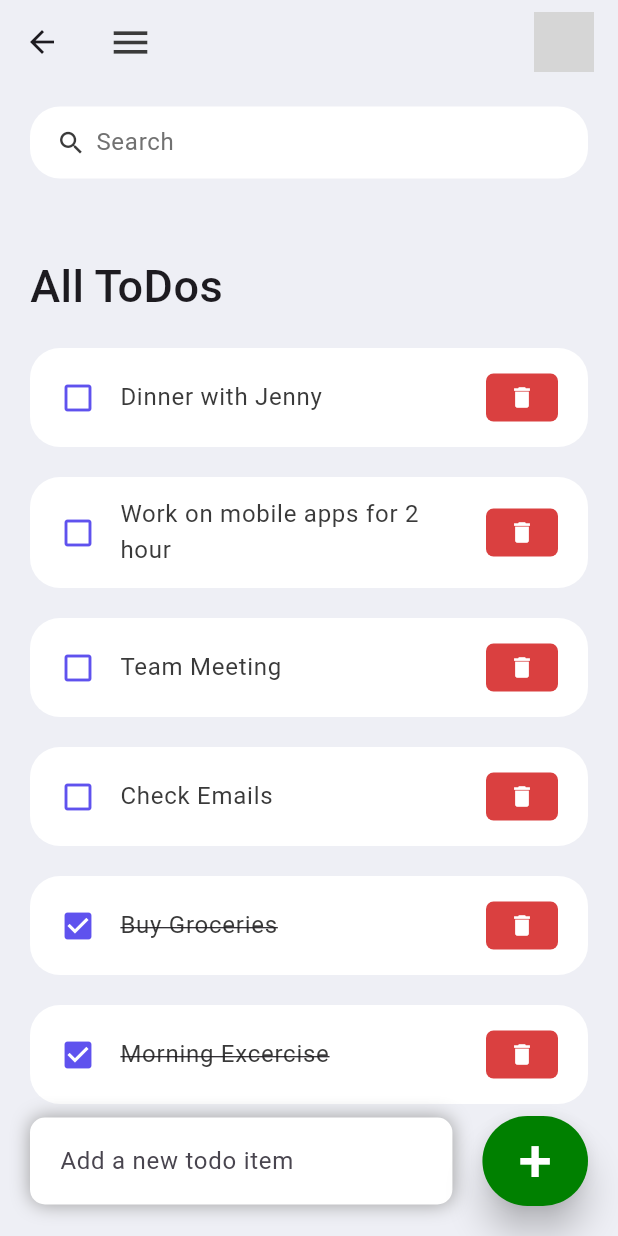
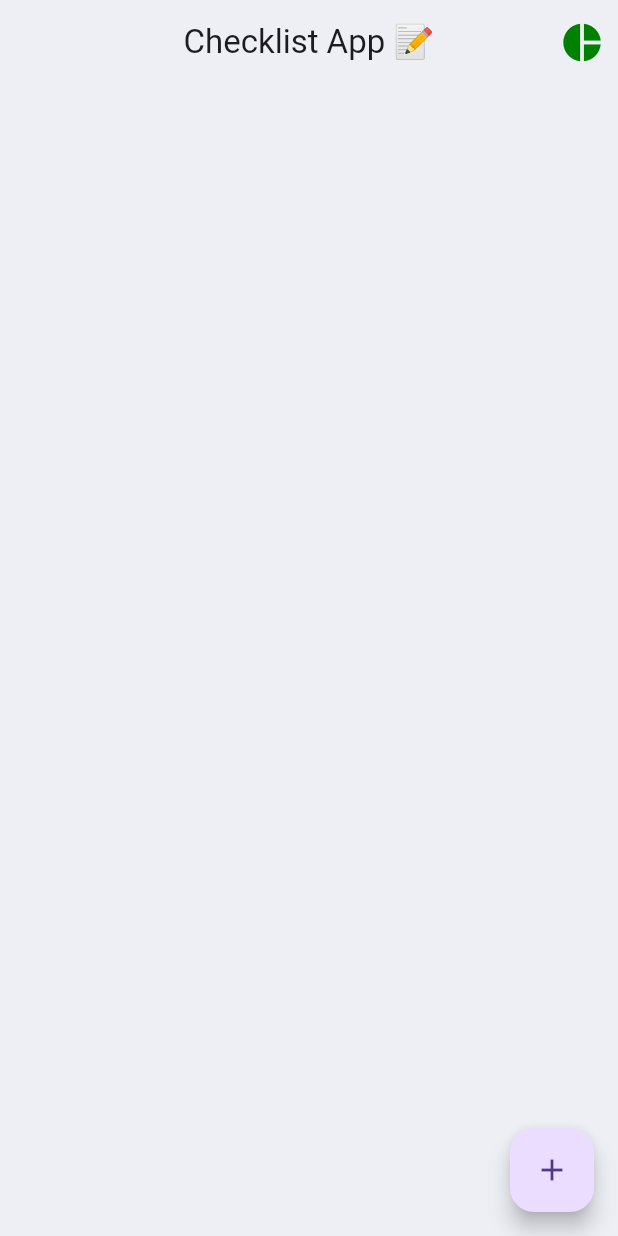
Before and after one commit to nidavan/Todo_List, a Flutter app: the Home screen opened directly, on a phone screen of 412 x 824 dp. Run offline on Flutter 3.47's test engine with Material 3 defaults, Android fonts, the phone set to English and light mode, and no system bars; our stand-ins replace bloc, fl_chart, flutter_bloc, hive; accounts and stored records are empty; grey boxes are pictures that could not be loaded.

Commit message:
update todo

```diff
--- a/checklist_app/lib/constants/colors.dart
+++ b/checklist_app/lib/constants/colors.dart
@@ -9,3 +9,4 @@ const Color grey = Color(0xFF717171);
 const Color bGColor = Color(0xFFEEEFF5);
 const Color green = Color(0xFF008000);
 const Color white = Color(0xFFFFFFFF);
+const Color orange = Color(0xFFFF9900);
--- a/checklist_app/lib/model/todo.dart
+++ b/checklist_app/lib/model/todo.dart
@@ -2,21 +2,12 @@ class ToDo {
   String? id;
   String? todoText;
   bool isDone;
+  int priority;
 
   ToDo({
     required this.id,
     required this.todoText,
     this.isDone = false,
+    this.priority = 0, // 0 = High, 2 = Medium, 2 = Low
   });
-
-  static List<ToDo> todoList() {
-    return [
-      ToDo(id: '01', todoText: 'Morning Excercise', isDone: true ),
-      ToDo(id: '02', todoText: 'Buy Groceries', isDone: true ),
-      ToDo(id: '03', todoText: 'Check Emails', ),
-      ToDo(id: '04', todoText: 'Team Meeting', ),
-      ToDo(id: '05', todoText: 'Work on mobile apps for 2 hour', ),
-      ToDo(id: '06', todoText: 'Dinner with Jenny', ),
-    ];
-  }
 }
--- a/checklist_app/lib/screen/home.dart
+++ b/checklist_app/lib/screen/home.dart
@@ -1,24 +1,24 @@
+
 import 'package:flutter/material.dart';
-
+import 'package:checklist_app/screen/dashboard.dart';
 import '../model/todo.dart';
 import '../constants/colors.dart';
 import '../widgets/todo_item.dart';
 
 class Home extends StatefulWidget {
-  Home({Key? key}) : super(key: key);
+  const Home({super.key});
 
   @override
   State<Home> createState() => _HomeState();
 }
 
 class _HomeState extends State<Home> {
-  final todosList = ToDo.todoList();
-  List<ToDo> _foundToDo = [];
+  List<ToDo> todosList = [];
+  int _priority = 3;
   final _todoController = TextEditingController();
 
   @override
   void initState() {
-    _foundToDo = todosList;
     super.initState();
   }
 
@@ -27,29 +27,16 @@ class _HomeState extends State<Home> {
     return Scaffold(
       backgroundColor: bGColor,
       appBar: _buildAppBar(),
-      body: Stack(
-        children: [
-          Container(
-            padding: EdgeInsets.symmetric(horizontal: 20, vertical: 15),
+      body: Container(
+          padding: const EdgeInsets.symmetric(horizontal: 20, vertical: 15),
           child: Column(
               children: [
-                searchBox(),
                 Expanded(
                   child: ListView(
                     children: [
-                      Container(
-                        margin: EdgeInsets.only(top: 50, bottom: 20),
-                        child: Text(
-                          'All ToDos',
-                          style: TextStyle(
-                            fontSize: 30,
-                            fontWeight: FontWeight.w500,
-                          ),
-                        ),
-                      ),
-                      for (ToDo todoo in _foundToDo.reversed)
+                      for (ToDo todo in todosList.reversed)
                         ToDoItem(
-                          todo: todoo,
+                          todo: todo,
                           onToDoChanged: _handleToDoChange,
                           onDeleteItem: _deleteToDoItem,
                         ),
@@ -59,57 +46,90 @@ class _HomeState extends State<Home> {
               ],
             ),
       ),
-          Align(
-            alignment: Alignment.bottomCenter,
-            child: Row(
+      floatingActionButton: FloatingActionButton(
+        onPressed: () => _addTodoDialog(context),
+        child: const Icon(Icons.add),
+      ),
+    );
+  }
+
+  void _addTodoDialog(BuildContext context) {
+    showDialog(
+      context: context,
+      builder: (_) {
+        int localPriority = _priority;
+        bool isTextFieldEmpty = false;
+        final List<String> options = ['🔥 High', '⚡ Medium', '🌿 Low'];
+        return StatefulBuilder(
+          builder: (context, setStateDialog) {
+            return AlertDialog(
+              title: const Text('Add Task'),
+              content: Column(
+                mainAxisSize: MainAxisSize.min,
                 children: [
-                Expanded(
-                  child: Container(
-                    margin: EdgeInsets.only(bottom: 20, right: 20, left: 20),
-                    padding: EdgeInsets.symmetric(horizontal: 20, vertical: 5),
-                    decoration: BoxDecoration(
-                      color: Colors.white,
-                      boxShadow: const [
-                        BoxShadow(
-                          color: Colors.grey,
-                          offset: Offset(0.0, 0.0),
-                          blurRadius: 10.0,
-                          spreadRadius: 0.0,
-                        ),
-                      ],
-                      borderRadius: BorderRadius.circular(10),
-                    ),
-                    child: TextField(
+                  TextField(
                     controller: _todoController,
                     decoration: InputDecoration(
-                        hintText: 'Add a new todo item',
-                        border: InputBorder.none,
+                      labelText: 'Task title',
+                      errorText: isTextFieldEmpty ? 'Please enter a task title' : null,
+
                     ),
+
                   ),
-                  ),
-                ),
-                Container(
-                  margin: EdgeInsets.only(bottom: 20, right: 20),
-                  child: ElevatedButton(
-                    onPressed: () {
-                      _addToDoItem(_todoController.text);
+                  const SizedBox(height: 10),
+                  Wrap(
+                    spacing: 2.0,
+                    children: List<Widget>.generate(options.length, (int index) {
+                      return ChoiceChip(
+                        padding: EdgeInsets.zero,
+                        shape: CircleBorder(),
+                        label: Text(options[index]),
+                        selected: localPriority == index,
+                        onSelected: (bool selected) {
+                          setStateDialog(() {
+                            localPriority = selected ? index : localPriority;
+                          });
                         },
-                    style: ElevatedButton.styleFrom(
-                      backgroundColor: green,
-                      minimumSize: Size(60, 60),
-                      elevation: 10,
-                    ),
-                    child: Text(
-                      '+',
-                      style: TextStyle(fontSize: 40, color: white),
-                    ),
-                  ),
+                      );
+                    }),
                   ),
                 ],
               ),
+              actions: [
+                TextButton(
+                  style: TextButton.styleFrom(
+                    foregroundColor: grey, // Text color
+                  ),
+                  onPressed: () => Navigator.pop(context),
+                  child: const Text('Cancel'),
+                ),
+
+                ElevatedButton(
+                  style: ElevatedButton.styleFrom(
+                    backgroundColor: blue,
+                    foregroundColor: white,
+                  ),
+                  onPressed: () {
+                    if (_todoController.text.trim().isEmpty) {
+                      setStateDialog(() {
+                        isTextFieldEmpty = true;
+                      });
+                      return;
+                    }
+                    setState(() {
+                        _priority = localPriority;
+                        _addToDoItem(_todoController.text, _priority);
+                      });
+                    _todoController.clear();
+                    Navigator.pop(context);
+                  },
+                  child: const Text('Add'),
                 ),
               ],
-      ),
+            );
+          },
+        );
+      },
     );
   }
 
@@ -125,12 +145,13 @@ class _HomeState extends State<Home> {
     });
   }
 
-  void _addToDoItem(String toDo) {
+  void _addToDoItem(String toDo, int priority) {
     setState(() {
       todosList.add(
         ToDo(
           id: DateTime.now().millisecondsSinceEpoch.toString(),
           todoText: toDo,
+          priority: priority,
         ),
       );
     });
@@ -152,88 +173,30 @@ class _HomeState extends State<Home> {
     }
 
     setState(() {
-      _foundToDo = results;
+      todosList = results;
     });
-  }
-
-  Widget searchBox() {
-    return Container(
-      padding: EdgeInsets.symmetric(horizontal: 15),
-      decoration: BoxDecoration(
-        color: Colors.white,
-        borderRadius: BorderRadius.circular(20),
-      ),
-      child: TextField(
-        onChanged: (value) => _runFilter(value),
-        decoration: InputDecoration(
-          contentPadding: EdgeInsets.all(0),
-          prefixIcon: Icon(Icons.search, color: black, size: 20),
-          prefixIconConstraints: BoxConstraints(maxHeight: 20, minWidth: 25),
-          border: InputBorder.none,
-          hintText: 'Search',
-          hintStyle: TextStyle(color: grey),
-        ),
-      ),
-    );
   }
 
   AppBar _buildAppBar() {
     return AppBar(
       backgroundColor: bGColor,
       elevation: 0,
-      title: Row(
-        mainAxisAlignment: MainAxisAlignment.spaceBetween,
-        children: [
-          Icon(Icons.menu, color: black, size: 30),
-          Container(
-            height: 40,
-            width: 40,
-            child: ClipRRect(
-              borderRadius: BorderRadius.circular(20),
-              child: Image.network(
-                "https://cdn.pixabay.com/photo/2017/09/26/13/31/apple-2788616_1280.jpg",
-                fit: BoxFit.cover,
+      title: const Text('Checklist App 📝'),
+      centerTitle: true,
+      actions: [
+        IconButton(
+          icon: const Icon(Icons.pie_chart, color: green, size: 30),
+          tooltip: 'Go to Dashboard',
+          onPressed: () {
+            Navigator.push(
+              context,
+              MaterialPageRoute(
+                builder: (_) => Dashboard(todoList: todosList),
               ),
-            ),
+            );
+          },
         ),
       ],
-      ),
     );
   }
 }
-
-// import 'package:flutter/material.dart';
-
-// class HomeScreen extends StatelessWidget {
-//   const HomeScreen({super.key});
-
-//   @override
-//   Widget build(BuildContext context) {
-//     return Scaffold(
-//       appBar: AppBar(
-//         title: const Text('Home'),
-//         centerTitle: true,
-//       ),
-//       body: Center(
-//         child: Column(
-//           mainAxisAlignment: MainAxisAlignment.center,
-//           children: [
-//             const Text(
-//               'Welcome to Home!',
-//               style: TextStyle(fontSize: 24, fontWeight: FontWeight.bold),
-//             ),
-//             const SizedBox(height: 20),
-//             ElevatedButton(
-//               onPressed: () {
-//                 ScaffoldMessenger.of(context).showSnackBar(
-//                   const SnackBar(content: Text('Button pressed!')),
-//                 );
-//               },
-//               child: const Text('Click Me'),
-//             ),
-//           ],
-//         ),
-//       ),
-//     );
-//   }
-// }
--- a/checklist_app/lib/widgets/todo_item.dart
+++ b/checklist_app/lib/widgets/todo_item.dart
@@ -21,7 +21,6 @@ class ToDoItem extends StatelessWidget {
       margin: EdgeInsets.only(bottom: 20),
       child: ListTile(
         onTap: () {
-          // print('Clicked on Todo Item.');
           onToDoChanged(todo);
         },
         shape: RoundedRectangleBorder(borderRadius: BorderRadius.circular(20)),
@@ -29,32 +28,30 @@ class ToDoItem extends StatelessWidget {
         tileColor: Colors.white,
         leading: Icon(
           todo.isDone ? Icons.check_box : Icons.check_box_outline_blank,
-          color: blue,
+          color: green,
         ),
         title: Text(
           todo.todoText!,
           style: TextStyle(
             fontSize: 16,
+            fontWeight: FontWeight.bold,
             color: black,
-            decoration: todo.isDone ? TextDecoration.lineThrough : null,
+            decoration: todo.isDone ? TextDecoration.lineThrough : TextDecoration.none,
           ),
         ),
-        trailing: Container(
-          margin: EdgeInsets.symmetric(vertical: 12),
-          decoration: BoxDecoration(
-            color: red,
-            borderRadius: BorderRadius.circular(5),
-          ),
-          child: IconButton(
-            padding: EdgeInsets.all(5),
-            color: Colors.white,
-            iconSize: 18,
-            icon: Icon(Icons.delete),
-            onPressed: () {
-              // print('Clicked on delete icon');
+        subtitle: Text(
+          style: TextStyle(fontSize: 13, color: blue),
+          todo.priority == 1
+              ? '🔥 High'
+              : todo.priority == 2
+                  ? '⚡ Medium'
+                  : '🌿 Low',
+        ),
+         trailing: IconButton(
+          icon: const Icon(Icons.delete, color: red),
+           onPressed: () {
               onDeleteItem(todo.id);
             },
-          ),
         ),
       ),
     );
```
Also changed, not shown: checklist_app/lib/main.dart (+10 -43 lines), checklist_app/lib/screen/dashboard.dart (added, +95 -0 lines), 1 other file. Lines whose indentation alone changed are shown as unchanged.
